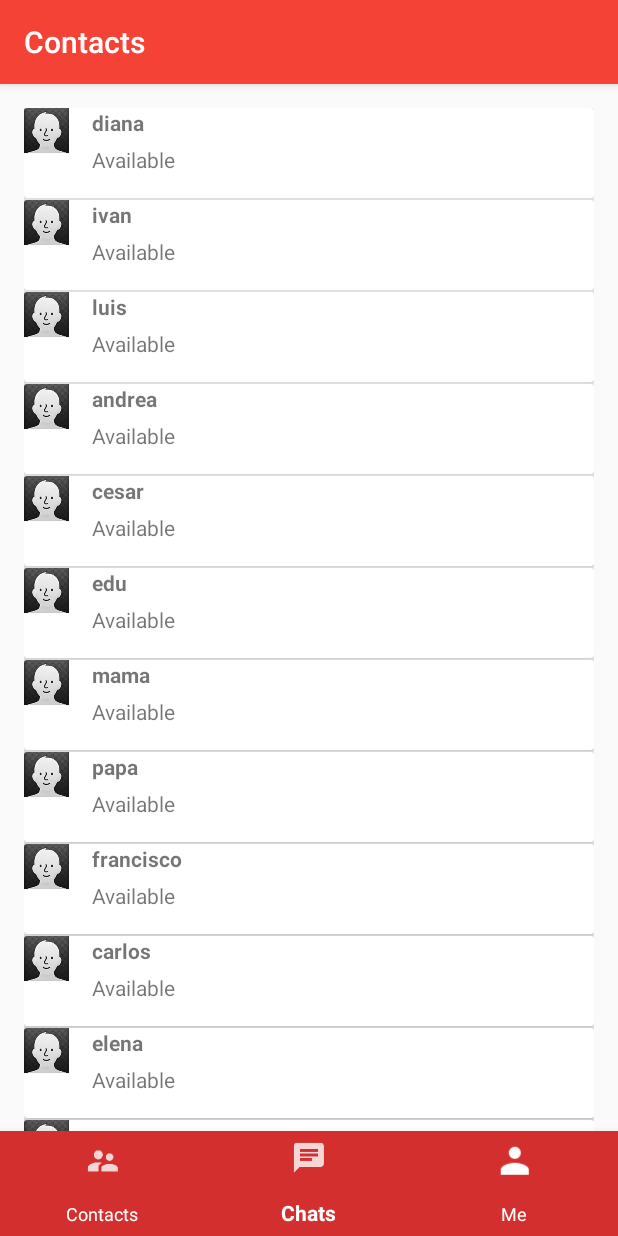
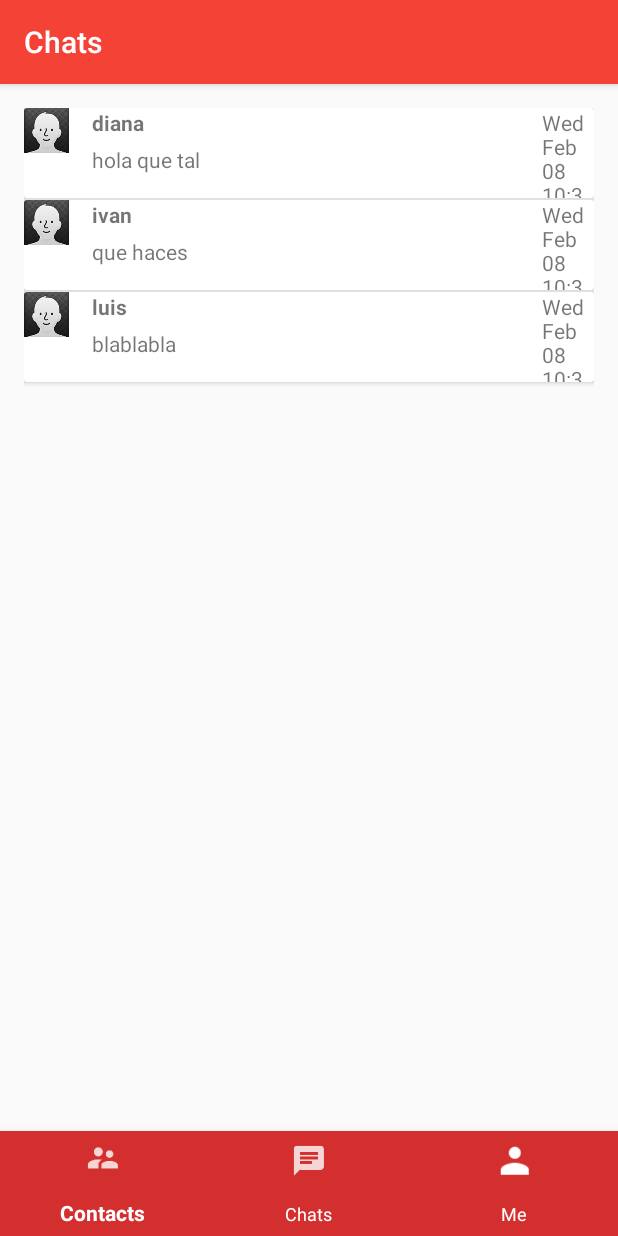
Before and after one commit to dianamelga/XMPPChat, an Android app: the ChatActivity screen opened directly, with no data from a screen before it, item 2 of the bottom bar chosen, on a phone screen of 412 x 824 dp. Run offline under Robolectric (Android 15) with nearby library versions, the phone set to English and light mode, and no system bars; our stand-ins replace Picasso; pictures from the network do not load.

Commit message:
agregue actividad de chat

```diff
--- a/app/build.gradle
+++ b/app/build.gradle
@@ -29,5 +29,6 @@ dependencies {
     compile 'com.android.support:support-v4:25.1.0'
     compile 'com.android.support:cardview-v7:25.1.0'
     compile 'com.android.support:recyclerview-v7:25.1.0'
+    compile 'com.squareup.picasso:picasso:2.5.2'
     testCompile 'junit:junit:4.12'
 }
--- a/app/src/main/AndroidManifest.xml
+++ b/app/src/main/AndroidManifest.xml
@@ -27,7 +27,8 @@
         <service android:name="services.Xmppservice"/>
         -->
         <activity android:name=".Activities.CreateAccountActivity" />
-        <activity android:name=".Activities.ChatActivity"></activity>
+        <activity android:name=".Activities.ChatActivity" />
+        <activity android:name=".Activities.ChatContactActivity"></activity>
     </application>
 
 </manifest>
--- a/app/src/main/java/com/dianascode/xmppchat/Activities/ChatActivity.java
+++ b/app/src/main/java/com/dianascode/xmppchat/Activities/ChatActivity.java
@@ -27,14 +27,14 @@ public class ChatActivity extends AppCompatActivity {
         callFragment(chatListFragment);
 
         /* declaro mi bottom bar*/
-        bottomNavigationView = (BottomNavigationView) findViewById(R.id.menu_bottombar);
+        bottomNavigationView = (BottomNavigationView) findViewById(R.id.bottom_navigation_view);
 
         /*que mi tab de contactos este seleccionado por default*/
 
         ContactsFragment contactsFragment = new ContactsFragment();
         callFragment(contactsFragment);
 
-    /*    bottomNavigationView.setOnNavigationItemSelectedListener(new BottomNavigationView.OnNavigationItemSelectedListener(){
+        bottomNavigationView.setOnNavigationItemSelectedListener(new BottomNavigationView.OnNavigationItemSelectedListener(){
 
             @Override
             public boolean onNavigationItemSelected(@NonNull MenuItem item) {
@@ -57,7 +57,7 @@ public class ChatActivity extends AppCompatActivity {
                 return false;
             }
         });
-        */
+
 
 
     }
--- a/app/src/main/java/com/dianascode/xmppchat/Adapter/ContactRecyclerView.java
+++ b/app/src/main/java/com/dianascode/xmppchat/Adapter/ContactRecyclerView.java
@@ -1,6 +1,7 @@
 package com.dianascode.xmppchat.Adapter;
 
 import android.app.Activity;
+import android.content.Intent;
 import android.support.v7.widget.RecyclerView;
 import android.view.LayoutInflater;
 import android.view.View;
@@ -8,8 +9,10 @@ import android.view.ViewGroup;
 import android.widget.ImageView;
 import android.widget.TextView;
 
+import com.dianascode.xmppchat.Activities.ChatContactActivity;
 import com.dianascode.xmppchat.Models.Contact;
 import com.dianascode.xmppchat.R;
+import com.squareup.picasso.Picasso;
 
 import java.util.ArrayList;
 
@@ -40,6 +43,16 @@ public class ContactRecyclerView extends RecyclerView.Adapter<ContactRecyclerVie
         Contact contact = contacts.get(position);
         holder.user_state_card.setText(contact.getState());
         holder.username_contact_card.setText(contact.getUsername());
+        Picasso.with(activity).load(contact.getImage()).into(holder.image_contact_card);
+
+        holder.image_contact_card.setOnClickListener(new View.OnClickListener() {
+            @Override
+            public void onClick(View v) {
+                Intent intent = new Intent(activity, ChatContactActivity.class);
+
+                activity.startActivity(intent);
+            }
+        });
 
 
     }
@@ -63,6 +76,7 @@ public class ContactRecyclerView extends RecyclerView.Adapter<ContactRecyclerVie
             username_contact_card = (TextView) itemView.findViewById(R.id.user_contact);
             user_state_card = (TextView) itemView.findViewById(R.id.user_contact_state);
 
+
         }
     }
 }
--- a/app/src/main/java/com/dianascode/xmppchat/Fragments/ContactsFragment.java
+++ b/app/src/main/java/com/dianascode/xmppchat/Fragments/ContactsFragment.java
@@ -73,18 +73,31 @@ public class ContactsFragment extends Fragment {
 
     public ArrayList<Contact> getContacts(){
         ArrayList<Contact> contacts = new ArrayList<>();
-        contacts.add(new Contact("diana","Diana Melgarejo","Available"));
-        contacts.add(new Contact("ivan","Ivan Melgarejo","Available"));
-        contacts.add(new Contact("luis","Diana Melgarejo","Available"));
-        contacts.add(new Contact("andrea","Ivan Melgarejo","Available"));
-        contacts.add(new Contact("cesar","Diana Melgarejo","Available"));
-        contacts.add(new Contact("edu","Ivan Melgarejo","Available"));
-        contacts.add(new Contact("mama","Diana Melgarejo","Available"));
-        contacts.add(new Contact("papa","Ivan Melgarejo","Available"));
-        contacts.add(new Contact("francisco","Diana Melgarejo","Available"));
-        contacts.add(new Contact("carlos","Ivan Melgarejo","Available"));
-        contacts.add(new Contact("elena","Diana Melgarejo","Available"));
-        contacts.add(new Contact("manu","Ivan Melgarejo","Available"));
+        String image1 = "http://icon-icons.com/icons2/689/PNG/512/android_robot_mobile_mood_emoji_icon-icons.com_61443.png";
+        String image2 = "http://icon-icons.com/icons2/689/PNG/128/android_robot_mobile_mood_emoji_smile_happy_successful_icon-icons.com_61431.png";
+        String image3 ="http://icon-icons.com/icons2/689/PNG/128/android_robot_mobile_mood_emoji_happy_smile_successful_icon-icons.com_61441.png";
+        String image4 = "http://icon-icons.com/icons2/689/PNG/128/android_robot_mobile_mood_emoji_crash_bug_dead_icon-icons.com_61439.png";
+        String image5 = "http://icon-icons.com/icons2/689/PNG/128/android_robot_mobile_mood_emoji_happy_joke_tounge_icon-icons.com_61434.png";
+        String image6 = "http://icon-icons.com/icons2/689/PNG/128/android_robot_mobile_mood_emoji_sad_icon-icons.com_61440.png";
+        String image7 = "http://icon-icons.com/icons2/689/PNG/128/android_robot_mobile_mood_emoji_love_lovely_icon-icons.com_61435.png";
+        String image8 = "http://icon-icons.com/icons2/689/PNG/128/android_robot_mobile_mood_emoji_angry_upset_icon-icons.com_61442.png";
+        String image9 = "http://icon-icons.com/icons2/689/PNG/128/android_robot_mobile_mood_emoji_sad_tear_icon-icons.com_61433.png";
+        String image10 = "http://icon-icons.com/icons2/689/PNG/128/android_robot_mobile_mood_emoji_sad_crying_icon-icons.com_61436.png";
+        String image11 = "http://icon-icons.com/icons2/689/PNG/128/android_robot_mobile_sleeping_tired_icon-icons.com_61438.png";
+        String image12 = "http://icon-icons.com/icons2/689/PNG/128/android_robot_mobile_mood_emoji_happy_smile_icon-icons.com_61437.png";
+
+        contacts.add(new Contact("diana","Diana Melgarejo","Available", image1));
+        contacts.add(new Contact("ivan","Ivan Melgarejo","Available",image2));
+        contacts.add(new Contact("luis","Diana Melgarejo","Available",image3));
+        contacts.add(new Contact("andrea","Ivan Melgarejo","Available",image4));
+        contacts.add(new Contact("cesar","Diana Melgarejo","Available",image5));
+        contacts.add(new Contact("edu","Ivan Melgarejo","Available",image6));
+        contacts.add(new Contact("mama","Diana Melgarejo","Available",image7));
+        contacts.add(new Contact("papa","Ivan Melgarejo","Available",image8));
+        contacts.add(new Contact("francisco","Diana Melgarejo","Available",image9));
+        contacts.add(new Contact("carlos","Ivan Melgarejo","Available",image10));
+        contacts.add(new Contact("elena","Diana Melgarejo","Available",image11));
+        contacts.add(new Contact("manu","Ivan Melgarejo","Available",image12));
 
 
         return contacts;
--- a/app/src/main/java/com/dianascode/xmppchat/Models/Contact.java
+++ b/app/src/main/java/com/dianascode/xmppchat/Models/Contact.java
@@ -9,11 +9,20 @@ public class Contact {
     private String username;
     private String name;
     private String state;
+    private String image; /*preparamos para que reciba una url*/
 
     public Contact(String username, String name, String state) {
         this.username = username;
         this.name = name;
         this.state = state;
+    }
+
+    public Contact(String username, String name, String state, String image){
+        this.username = username;
+        this.name = name;
+        this.state = state;
+        this.image = image;
+
     }
 
     public String getState() {
@@ -39,4 +48,12 @@ public class Contact {
     public void setName(String name) {
         this.name = name;
     }
+
+    public String getImage() {
+        return image;
+    }
+
+    public void setImage(String image) {
+        this.image = image;
+    }
 }
--- a/app/src/main/res/values/strings.xml
+++ b/app/src/main/res/values/strings.xml
@@ -24,4 +24,6 @@
     <string name="text_chastlist_time_last_msg">20:30</string>
     <string name="contacts">Contacts</string>
     <string name="chatlist">Chats</string>
+    <string name="text_name_contact_toolbar">Willians Ojeda</string>
+    <string name="text_message_chat_cv">El cuadrado del primer termino es igual al doble producto del primero por el segundo mas el cuadrado del segundo termino</string>
 </resources>
```
Also changed, not shown: app/src/main/java/com/dianascode/xmppchat/Activities/ChatContactActivity.java (added, +33 -0 lines), app/src/main/res/layout/actionbar_chat_contact.xml (added, +48 -0 lines), app/src/main/res/layout/activity_chat_contact.xml (added, +33 -0 lines), app/src/main/res/layout/cardview_message.xml (added, +23 -0 lines), app/src/main/res/values/dimens.xml (+7 -0 lines).
